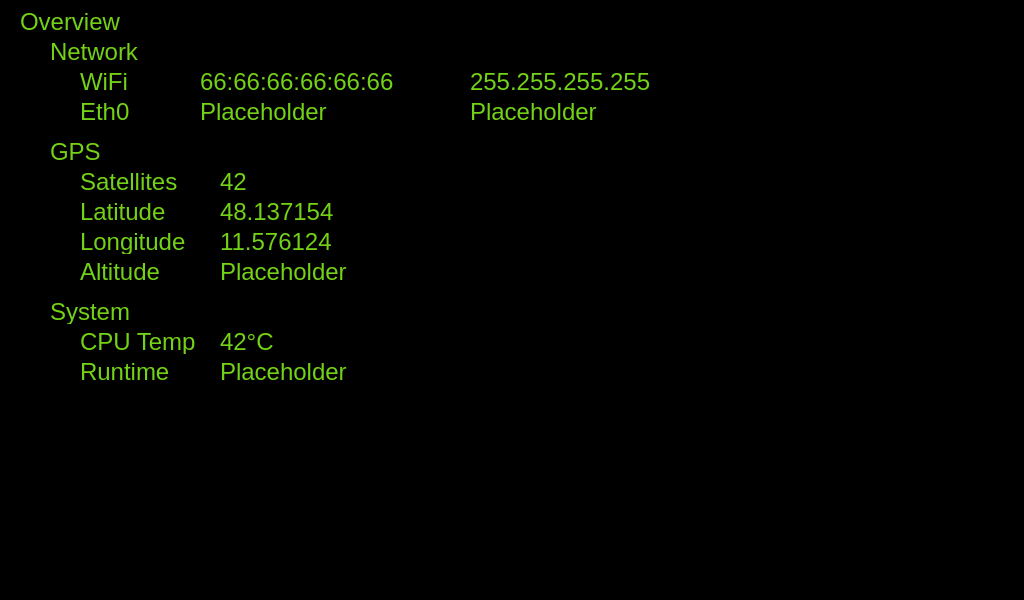
Before: the Qt Designer form modules/SystemInfo/systeminfo.ui in nbdy/carpi, drawn with Qt 5.
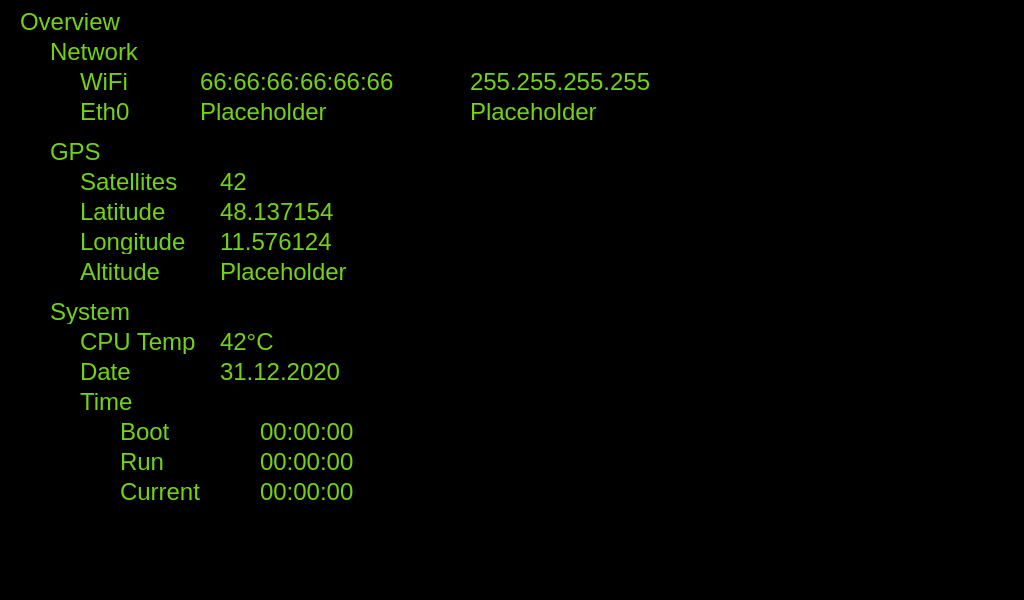
After: the same form once the commit is applied.

What changed in the file:
```diff
--- a/modules/SystemInfo/systeminfo.ui
+++ b/modules/SystemInfo/systeminfo.ui
@@ -252,32 +252,6 @@
     <string>42°C</string>
    </property>
   </widget>
-  <widget class="QLabel" name="runtime">
-   <property name="geometry">
-    <rect>
-     <x>220</x>
-     <y>360</y>
-     <width>150</width>
-     <height>24</height>
-    </rect>
-   </property>
-   <property name="text">
-    <string>Placeholder</string>
-   </property>
-  </widget>
-  <widget class="QLabel" name="lbl_runtime">
-   <property name="geometry">
-    <rect>
-     <x>80</x>
-     <y>360</y>
-     <width>130</width>
-     <height>24</height>
-    </rect>
-   </property>
-   <property name="text">
-    <string>Runtime</string>
-   </property>
-  </widget>
   <widget class="QLabel" name="eth_ip">
    <property name="geometry">
     <rect>
@@ -304,6 +278,123 @@
     <string>255.255.255.255</string>
    </property>
   </widget>
+  <widget class="QLabel" name="lbl_time">
+   <property name="geometry">
+    <rect>
+     <x>80</x>
+     <y>390</y>
+     <width>130</width>
+     <height>24</height>
+    </rect>
+   </property>
+   <property name="text">
+    <string>Time</string>
+   </property>
+  </widget>
+  <widget class="QLabel" name="lbl_time_boot">
+   <property name="geometry">
+    <rect>
+     <x>120</x>
+     <y>420</y>
+     <width>130</width>
+     <height>24</height>
+    </rect>
+   </property>
+   <property name="text">
+    <string>Boot</string>
+   </property>
+  </widget>
+  <widget class="QLabel" name="lbl_time_run">
+   <property name="geometry">
+    <rect>
+     <x>120</x>
+     <y>450</y>
+     <width>130</width>
+     <height>24</height>
+    </rect>
+   </property>
+   <property name="text">
+    <string>Run</string>
+   </property>
+  </widget>
+  <widget class="QLabel" name="lbl_time_current">
+   <property name="geometry">
+    <rect>
+     <x>120</x>
+     <y>480</y>
+     <width>130</width>
+     <height>24</height>
+    </rect>
+   </property>
+   <property name="text">
+    <string>Current</string>
+   </property>
+  </widget>
+  <widget class="QLabel" name="time_run">
+   <property name="geometry">
+    <rect>
+     <x>260</x>
+     <y>450</y>
+     <width>130</width>
+     <height>24</height>
+    </rect>
+   </property>
+   <property name="text">
+    <string>00:00:00</string>
+   </property>
+  </widget>
+  <widget class="QLabel" name="time_boot">
+   <property name="geometry">
+    <rect>
+     <x>260</x>
+     <y>420</y>
+     <width>130</width>
+     <height>24</height>
+    </rect>
+   </property>
+   <property name="text">
+    <string>00:00:00</string>
+   </property>
+  </widget>
+  <widget class="QLabel" name="time_current">
+   <property name="geometry">
+    <rect>
+     <x>260</x>
+     <y>480</y>
+     <width>130</width>
+     <height>24</height>
+    </rect>
+   </property>
+   <property name="text">
+    <string>00:00:00</string>
+   </property>
+  </widget>
+  <widget class="QLabel" name="date">
+   <property name="geometry">
+    <rect>
+     <x>220</x>
+     <y>360</y>
+     <width>150</width>
+     <height>24</height>
+    </rect>
+   </property>
+   <property name="text">
+    <string>31.12.2020</string>
+   </property>
+  </widget>
+  <widget class="QLabel" name="lbl_date">
+   <property name="geometry">
+    <rect>
+     <x>80</x>
+     <y>360</y>
+     <width>130</width>
+     <height>24</height>
+    </rect>
+   </property>
+   <property name="text">
+    <string>Date</string>
+   </property>
+  </widget>
  </widget>
  <resources/>
  <connections/>
```
